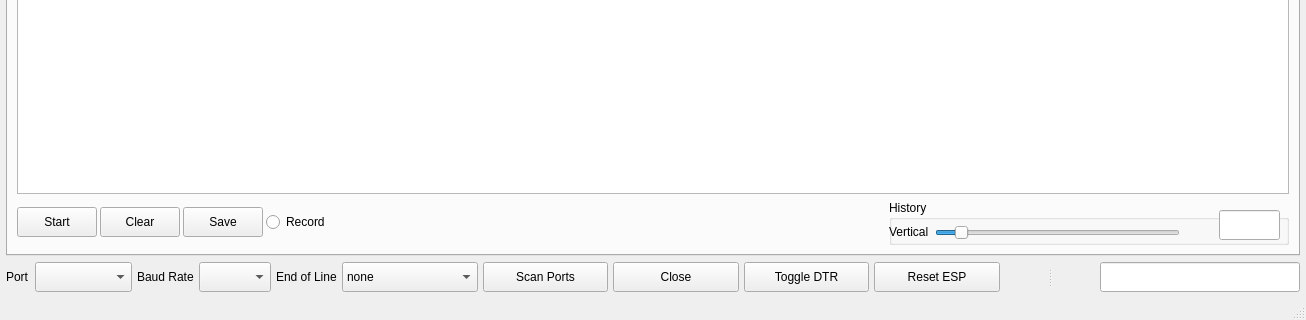
Old version of the form assets/serialUI.ui in the repository uutzinger/SerialUI; both pictures show x 0 to 1306 and y 455 to 775 of the 1306 by 775 pixel window.
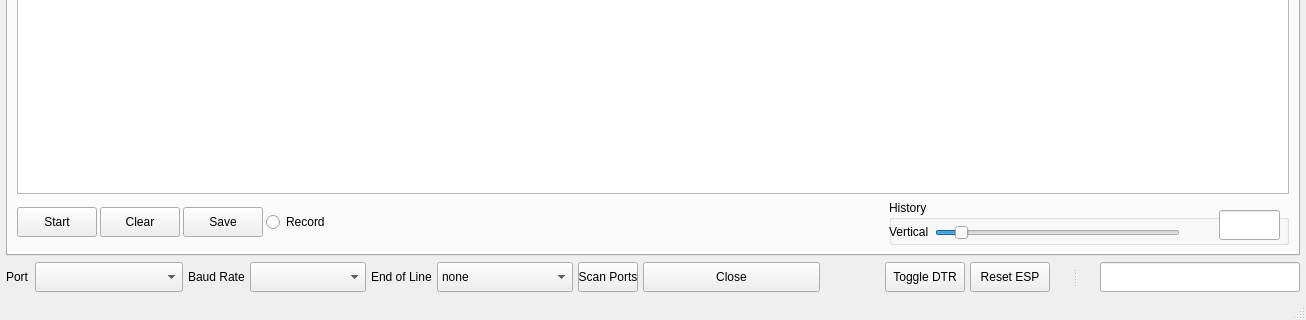
New version of the form. Custom widgets are drawn as their Qt base class.

What changed in the file:
```diff
--- a/assets/serialUI.ui
+++ b/assets/serialUI.ui
@@ -1767,7 +1767,7 @@
        <enum>Qt::Horizontal</enum>
       </property>
       <property name="handleWidth">
-       <number>100</number>
+       <number>50</number>
       </property>
       <widget class="QWidget" name="layoutWidget">
        <layout class="QHBoxLayout" name="horizontalLayout_mainWindow_bottomLeft">
@@ -2007,7 +2007,7 @@
           </property>
           <property name="maximumSize">
            <size>
-            <width>16777215</width>
+            <width>60</width>
             <height>30</height>
            </size>
           </property>
@@ -2057,6 +2057,22 @@
           </property>
          </widget>
         </item>
+        <item>
+         <spacer name="horizontalSpacer">
+          <property name="orientation">
+           <enum>Qt::Horizontal</enum>
+          </property>
+          <property name="sizeType">
+           <enum>QSizePolicy::Fixed</enum>
+          </property>
+          <property name="sizeHint" stdset="0">
+           <size>
+            <width>60</width>
+            <height>20</height>
+           </size>
+          </property>
+         </spacer>
+        </item>
         <item>
          <widget class="QPushButton" name="pushButton_ToggleDTR">
           <property name="minimumSize">
@@ -2065,6 +2081,12 @@
             <height>30</height>
            </size>
           </property>
+          <property name="maximumSize">
+           <size>
+            <width>80</width>
+            <height>16777215</height>
+           </size>
+          </property>
           <property name="toolTip">
            <string>&lt;html&gt;&lt;head/&gt;&lt;body&gt;&lt;p&gt;Toggles DTR to bring microcontroller out of while(!Serial)&lt;/p&gt;&lt;/body&gt;&lt;/html&gt;</string>
           </property>
@@ -2084,6 +2106,12 @@
             <height>30</height>
            </size>
           </property>
+          <property name="maximumSize">
+           <size>
+            <width>80</width>
+            <height>16777215</height>
+           </size>
+          </property>
           <property name="toolTip">
            <string>&lt;html&gt;&lt;head/&gt;&lt;body&gt;&lt;p&gt;Conducts RTS/CTS line toggeling to bring ESP into run mode&lt;/p&gt;&lt;/body&gt;&lt;/html&gt;</string>
           </property>
```
Left out of the diff: 23 changed lines with no effect on the pictures.
